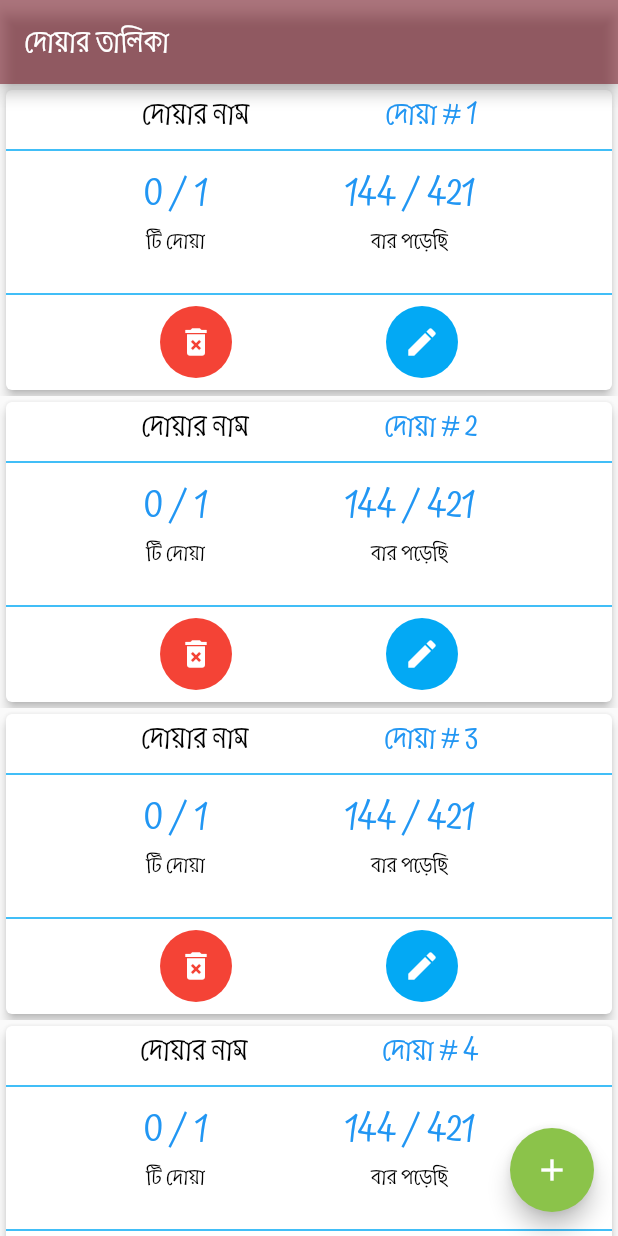
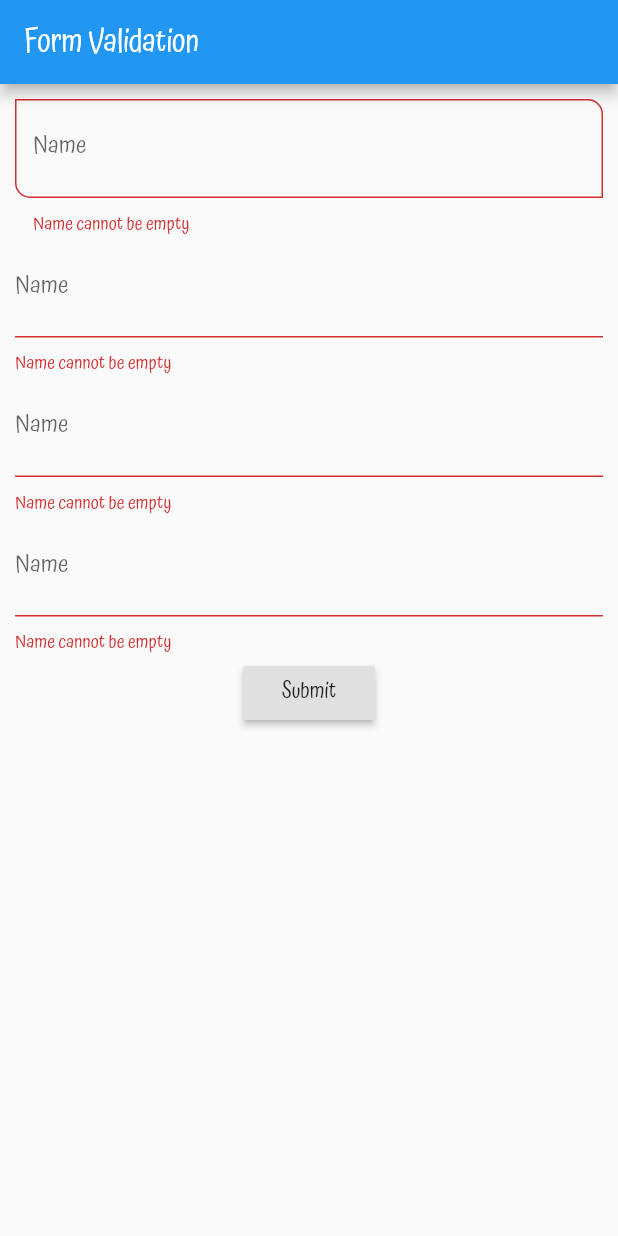
Before and after one commit to KI-IAN/FlutterDemo, a Flutter app: the screen it shows after launch, on a phone screen of 412 x 824 dp. Run offline on Flutter 3.47's test engine with Material 2 defaults, Android fonts, the phone set to English and light mode, and no system bars; our stand-ins replace sqflite; missing offline and left inert: flutter_circular_text; accounts and stored records are empty.

Commit message:
** Testing Form validation in flutter.

```diff
--- a/lib/main.dart
+++ b/lib/main.dart
@@ -6,6 +6,7 @@ import 'package:fluttertutorial/screen/ChangeNotifiers/ViewModels/Screens/Studen
 import 'package:fluttertutorial/screen/ChangeNotifiers/ViewModels/StudentModel.dart';
 import 'package:fluttertutorial/screen/CustomShapes/Sky.dart';
 import 'package:fluttertutorial/screen/ExplicitAnimation/TransformAnimation.dart';
+import 'package:fluttertutorial/screen/FormValidation/ValidateForm.dart';
 import 'package:fluttertutorial/screen/ImplicitAnimation/AnimatedContainerDemo.dart';
 import 'package:fluttertutorial/screen/ImplicitAnimation/FadeInDemo.dart';
 import 'package:fluttertutorial/screen/Layouts/BottomNavigationBar.dart';
@@ -77,7 +78,8 @@ void main() {
     // home: BottomNavigationBarApp(),
     // home : TransformAnimationApp(),
     // home: AddDuaPage(),
-    home: DuaListPage(),
+    // home: DuaListPage(),
+    home: ValidateFormPage(),
     // home: AnimatedListApp(),
     // home: CircularTextPage(),
   ));
--- /dev/null
+++ b/lib/screen/FormValidation/ValidateForm.dart
@@ -0,0 +1,93 @@
+import 'package:flutter/cupertino.dart';
+import 'package:flutter/material.dart';
+
+class ValidateFormPage extends StatelessWidget {
+  @override
+  Widget build(BuildContext context) {
+    return Scaffold(
+      appBar: AppBar(
+        title: Text('Form Validation'),
+      ),
+      body: ValidateForm(),
+    );
+  }
+}
+
+class ValidateForm extends StatefulWidget {
+  @override
+  State<StatefulWidget> createState() => ValidateFormState();
+}
+
+class ValidateFormState extends State<ValidateForm> {
+  final GlobalKey<FormState> _formState = GlobalKey<FormState>();
+
+  Widget _buildForm() {
+    return Padding(
+      padding: EdgeInsets.all(10.0),
+      child: Column(
+        children: <Widget>[
+          TextFormField(
+            validator: (String value) {
+              if (value.isEmpty) {
+                return 'Name cannot be empty';
+              }
+              return null;
+            },
+            decoration: InputDecoration(
+                labelText: 'Name',
+                hintText: 'Your Name....',
+                border: OutlineInputBorder(
+                    borderRadius: BorderRadius.only(
+                        bottomLeft: Radius.circular(10),
+                        topRight: Radius.circular(10)))),
+          ),
+          TextFormField(
+            validator: (String value) {
+              if (value.isEmpty) {
+                return 'Name cannot be empty';
+              }
+              return null;
+            },
+            decoration:
+                InputDecoration(labelText: 'Name', hintText: 'Your Name....'),
+          ),
+          TextFormField(
+            validator: (String value) {
+              if (value.isEmpty) {
+                return 'Name cannot be empty';
+              }
+              return null;
+            },
+            decoration:
+                InputDecoration(labelText: 'Name', hintText: 'Your Name....'),
+          ),
+          TextFormField(
+            validator: (String value) {
+              if (value.isEmpty) {
+                return 'Name cannot be empty';
+              }
+              return null;
+            },
+            decoration:
+                InputDecoration(labelText: 'Name', hintText: 'Your Name....'),
+          ),
+          RaisedButton(
+            child: Text('Submit'),
+            onPressed: () {
+              _formState.currentState.validate();
+            },
+          )
+        ],
+      ),
+    );
+  }
+
+  @override
+  Widget build(BuildContext context) {
+    return Form(
+      autovalidate: true,
+      key: _formState,
+      child: _buildForm(),
+    );
+  }
+}
```
